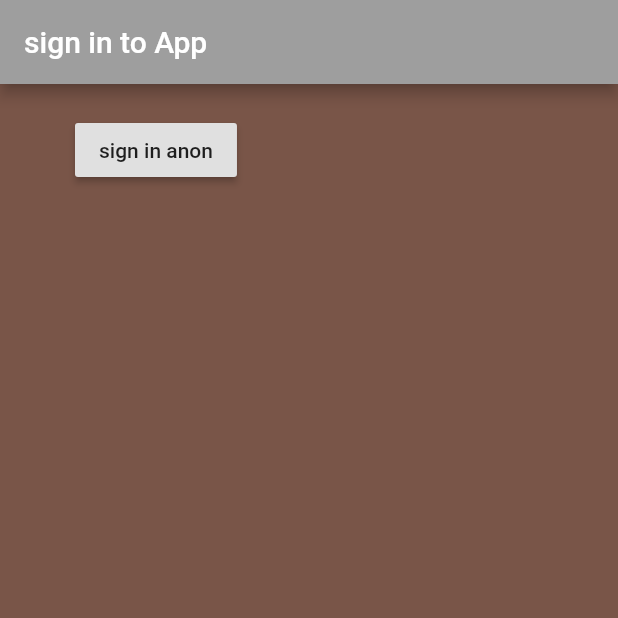
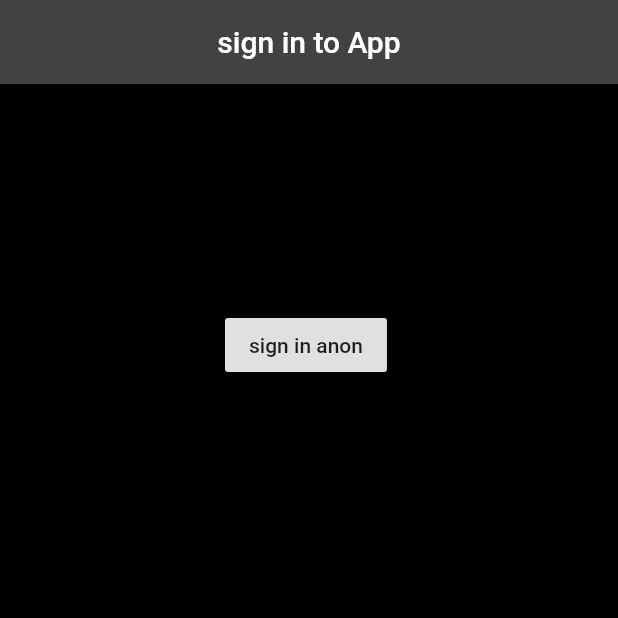
Before and after one commit to johnwanjema/flutter-app, a Flutter app: the screen it shows after launch, after a tap on "sign in anon", on a phone screen of 412 x 824 dp, the top half of it. Run offline on Flutter 3.47's test engine with Material 2 defaults, Android fonts, the phone set to English and light mode, and no system bars.

```diff
--- /dev/null
+++ b/lib/models/user.dart
@@ -0,0 +1,4 @@
+class User{
+  final String uid;
+  User({this.uid});
+}
--- a/lib/screens/authenicate/sign_in.dart
+++ b/lib/screens/authenicate/sign_in.dart
@@ -1,4 +1,5 @@
 import 'package:flutter/material.dart';
+import 'package:helloflutter/services/auth.dart';
 
 
 class Signin extends StatefulWidget {
@@ -7,19 +8,30 @@ class Signin extends StatefulWidget {
 }
 
 class _SigninState extends State<Signin> {
+
+  final AuthService _auth = AuthService();
+
   @override
   Widget build(BuildContext context) {
     return Scaffold(
-      backgroundColor: Colors.brown,
+      backgroundColor: Colors.black,
       appBar: AppBar(
-        backgroundColor: Colors.grey,
+        backgroundColor: Colors.grey[800],
         title: Text('sign in to App'),
+        centerTitle: true,
       ),
       body: Container(
-        padding: EdgeInsets.symmetric(vertical: 20.0,horizontal: 50.0),
+        padding: EdgeInsets.symmetric(vertical: 150.0,horizontal: 150.0),
         child: RaisedButton(
-          onPressed: (){
-            print('wanje');
+          onPressed: ()async{
+          dynamic result =  await _auth.SignInAnon();
+          if(result == null){
+            print('error');
+          }else{
+            print('signed in');
+            print(result);
+            print(result.isAnonymous);
+          }
           },
           child: Text('sign in anon'),
         ),
```
